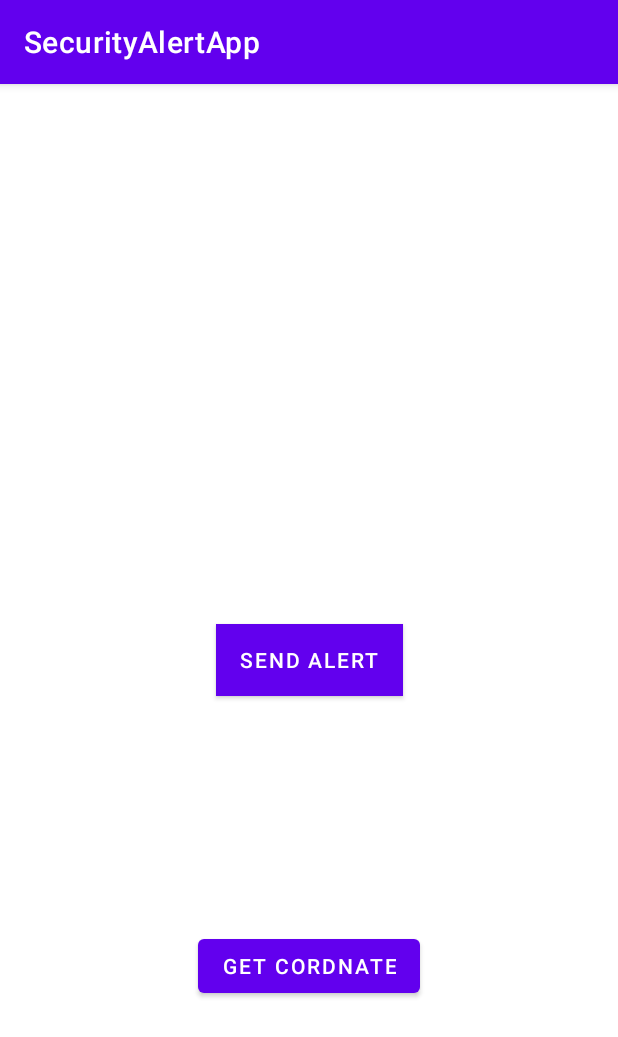
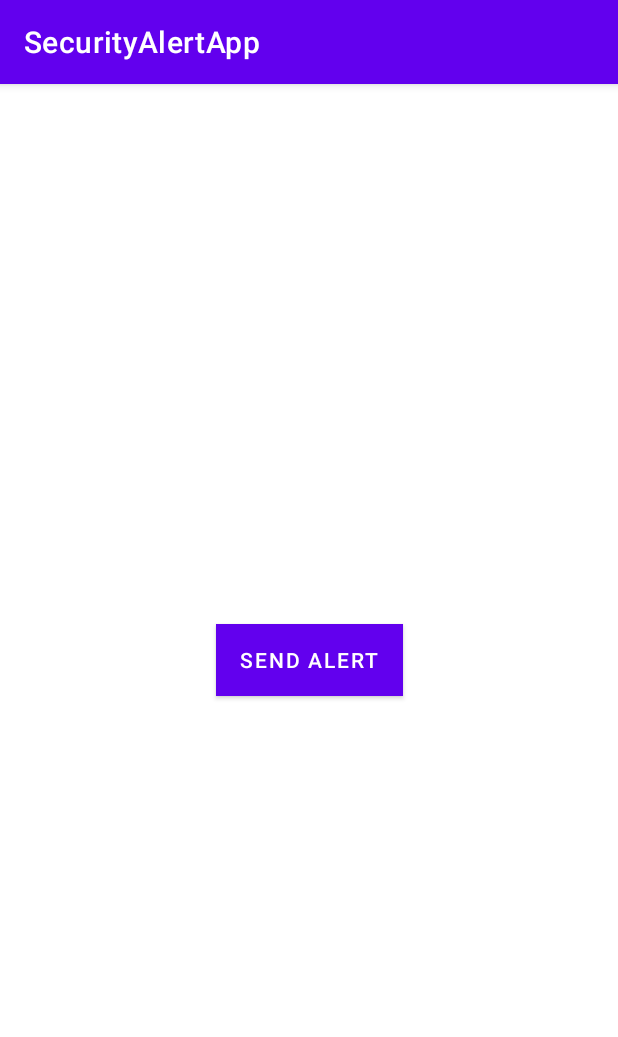
Before and after one commit to rahulan-mahendra/location-app, an Android app: the screen it shows after launch (MainActivity), after a tap on "SEND ALERT", on a phone screen of 412 x 824 dp. Shown: the top 1037 px of the screen. Run offline under Robolectric (Android 15) with nearby library versions, the phone set to English and light mode, and no system bars.

Commit message:
second commit

```diff
--- a/app/src/main/java/com/example/securityalertapp/MainActivity.java
+++ b/app/src/main/java/com/example/securityalertapp/MainActivity.java
@@ -1,47 +1,93 @@
 package com.example.securityalertapp;
 
+import androidx.annotation.NonNull;
 import androidx.appcompat.app.AppCompatActivity;
 import androidx.core.app.ActivityCompat;
 
 import android.Manifest;
-import android.content.Intent;
+import android.annotation.SuppressLint;
 import android.content.pm.PackageManager;
+//import android.location.Address;
+//import android.location.Geocoder;
+import android.location.Location;
+import android.location.LocationListener;
+import android.location.LocationManager;
 import android.os.Bundle;
 import android.telephony.SmsManager;
 import android.view.View;
+import android.widget.Button;
 import android.widget.Toast;
 
-public class MainActivity extends AppCompatActivity {
+//import java.util.List;
+//import java.util.Locale;
 
+public class MainActivity extends AppCompatActivity implements LocationListener {
+
+    Button button;
+    LocationManager locationManager;
     @Override
     protected void onCreate(Bundle savedInstanceState) {
         super.onCreate(savedInstanceState);
         setContentView(R.layout.activity_main);
-        ActivityCompat.requestPermissions(this,new String[]{Manifest.permission.SEND_SMS}, PackageManager.PERMISSION_GRANTED);
-        ActivityCompat.requestPermissions(this,new String[]{Manifest.permission.ACCESS_FINE_LOCATION}, PackageManager.PERMISSION_GRANTED);
-        ActivityCompat.requestPermissions(this,new String[]{Manifest.permission.ACCESS_COARSE_LOCATION}, PackageManager.PERMISSION_GRANTED);
-        ActivityCompat.requestPermissions(this,new String[]{Manifest.permission.INTERNET}, PackageManager.PERMISSION_GRANTED);
-        String phoneNumber = "0776041139";
-        Intent intent = getIntent();
-        String latitudename = intent.getStringExtra("latitude");
-        String longitudename = intent.getStringExtra("longitude");
-        String Message = "I’m Rahulan, IM/2017/057. Please Help Me.I’m in Latitude " +latitudename+ "Longitude" + longitudename+ ".";
+        ActivityCompat.requestPermissions(this, new String[]{Manifest.permission.SEND_SMS}, PackageManager.PERMISSION_GRANTED);
+        ActivityCompat.requestPermissions(this, new String[]{Manifest.permission.ACCESS_FINE_LOCATION}, PackageManager.PERMISSION_GRANTED);
+        ActivityCompat.requestPermissions(this, new String[]{Manifest.permission.ACCESS_COARSE_LOCATION}, PackageManager.PERMISSION_GRANTED);
+        ActivityCompat.requestPermissions(this, new String[]{Manifest.permission.INTERNET}, PackageManager.PERMISSION_GRANTED);
+
+        button = findViewById(R.id.button);
+
+        button.setOnClickListener(new View.OnClickListener() {
+            @Override
+            public void onClick(View v) {
+                getLocation();
+            }
+        });
+    }
+
+    @SuppressLint("MissingPermission")
+    private void getLocation() {
+        try{
+            locationManager = (LocationManager) getApplicationContext().getSystemService(LOCATION_SERVICE);
+            locationManager.requestLocationUpdates(LocationManager.GPS_PROVIDER,5000,5,MainActivity.this);
+        }catch (Exception e){
+            e.printStackTrace();
+        }
+    }
 
 
+    @Override
+    public void onLocationChanged(@NonNull Location location) {
+        Toast.makeText(this, ""+location.getLatitude()+","+location.getLongitude(),Toast.LENGTH_SHORT).show();
 
-        SmsManager smsManager = SmsManager.getDefault();
-        smsManager.sendTextMessage(phoneNumber,null,Message,null,null);
+        try{
+//            Geocoder geocoder = new Geocoder(MainActivity.this, Locale.getDefault());
+//            List<Address> addresses = geocoder.getFromLocation(location.getLatitude(),location.getLongitude(),1);
+//            String address = addresses.get(0).getAddressLine(0);
+
+            String phone = "0776041139";
+            double myLatitude = location.getLatitude();
+            double myLongitude = location.getLongitude();
+            String message = "My location is https://maps.google.com/?q="+myLatitude+","+myLongitude+".";
+
+            SmsManager smsManager = SmsManager.getDefault();
+            smsManager.sendTextMessage(phone,null,message,null,null);
+        }catch (Exception e){
+            e.printStackTrace();
+        }
     }
 
-    public void cordnate(View view){
-
-        Intent intent = new Intent(this, MapsActivity.class);
-            startActivity(intent);
-    }
-
-    public void sendAlert(){
+    @Override
+    public void onStatusChanged(String provider, int status, Bundle extras) {
 
     }
 
+    @Override
+    public void onProviderEnabled(@NonNull String provider) {
 
+    }
+
+    @Override
+    public void onProviderDisabled(@NonNull String provider) {
+
+    }
 }
--- a/app/src/main/res/layout/activity_main.xml
+++ b/app/src/main/res/layout/activity_main.xml
@@ -11,21 +11,11 @@
         android:layout_width="wrap_content"
         android:layout_height="wrap_content"
         android:text="Send Alert"
-        android:onClick="sendAlert"
         android:background="@android:color/black"
         app:layout_constraintBottom_toBottomOf="parent"
         app:layout_constraintEnd_toEndOf="parent"
         app:layout_constraintStart_toStartOf="parent"
         app:layout_constraintTop_toTopOf="parent" />
 
-    <Button
-        android:id="@+id/button2"
-        android:layout_width="wrap_content"
-        android:layout_height="wrap_content"
-        android:text="Get cordnate"
-        android:onClick="cordnate"
-        app:layout_constraintBottom_toBottomOf="parent"
-        app:layout_constraintEnd_toEndOf="parent"
-        app:layout_constraintStart_toStartOf="parent"
-        app:layout_constraintTop_toBottomOf="@+id/button" />
+
 </androidx.constraintlayout.widget.ConstraintLayout>
```
